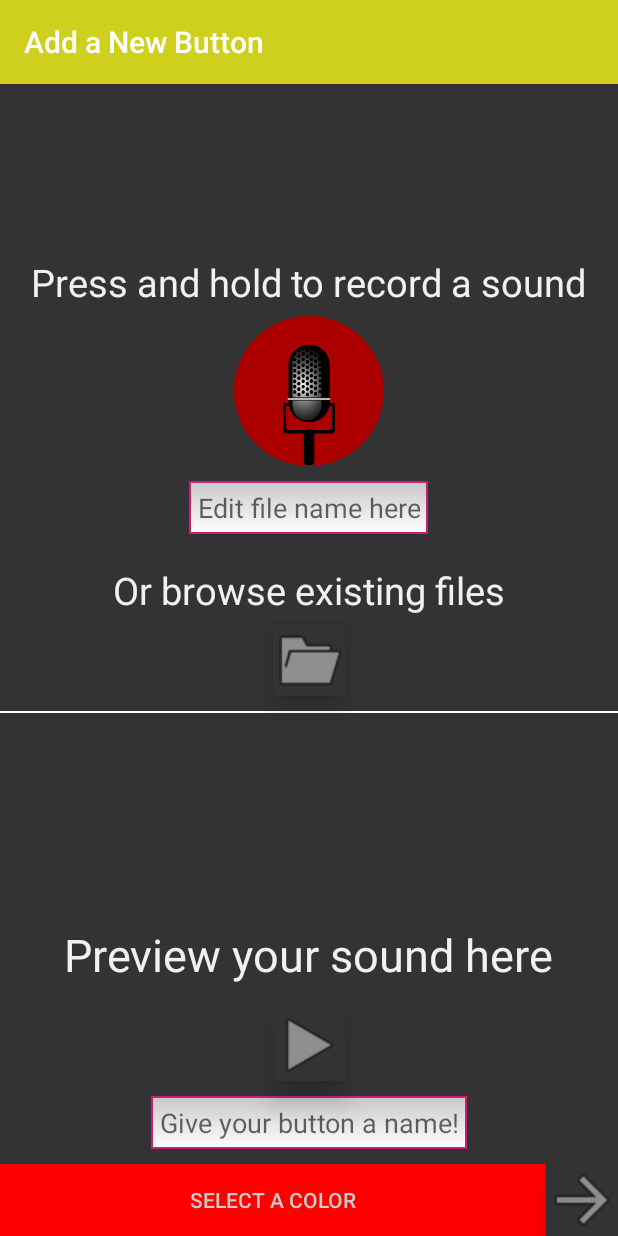
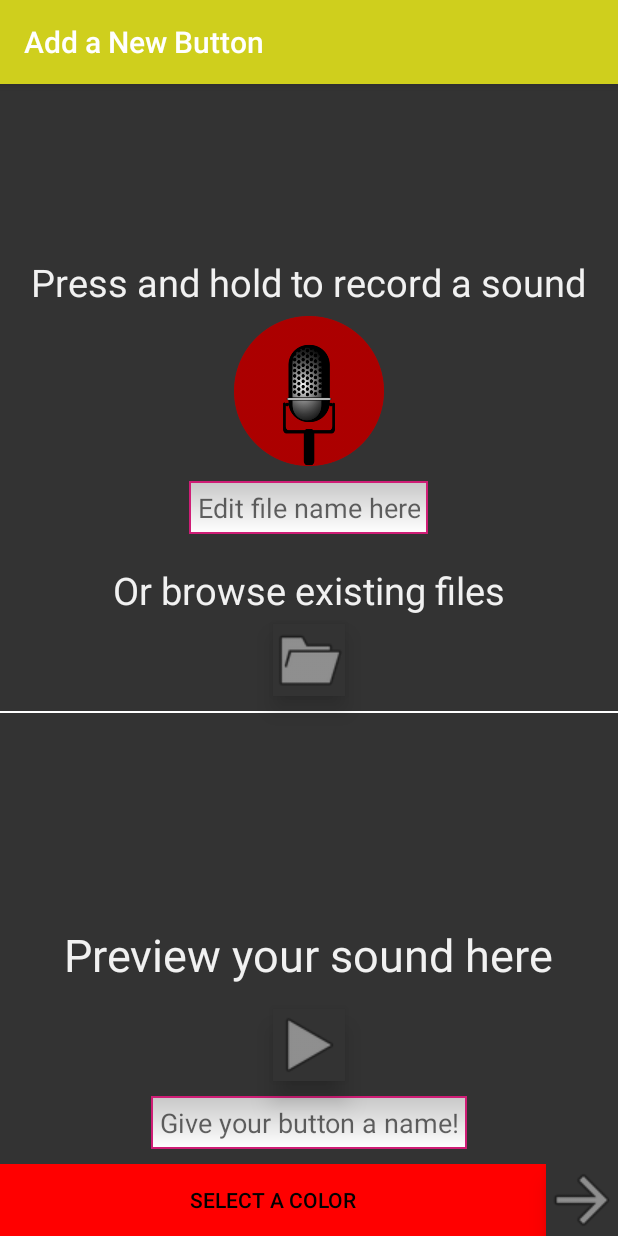
Before and after one commit to Ostinyo/Soundboard, an Android app: the screen it shows after launch (NewButtonActivity), after a tap on "Add a New Button", on a phone screen of 412 x 824 dp. Run offline under Robolectric (Android 15) with nearby library versions, the phone set to English and light mode, and no system bars; libraries missing offline, so code that uses them is left out: org.xdty.preference.

Commit message:
Bug fixes

```diff
--- a/app/src/main/java/edu/ucsb/cs185/austintisor/soundboard/ImageAdapter.java
+++ b/app/src/main/java/edu/ucsb/cs185/austintisor/soundboard/ImageAdapter.java
@@ -163,5 +163,6 @@ public class ImageAdapter extends BaseAdapter {
         buttonUris.set(position, uri);
         buttonNames.set(position, name);
         buttonColors.set(position, color);
+        notifyDataSetChanged();
     }
 }
--- a/app/src/main/java/edu/ucsb/cs185/austintisor/soundboard/NewButtonActivity.java
+++ b/app/src/main/java/edu/ucsb/cs185/austintisor/soundboard/NewButtonActivity.java
@@ -57,7 +57,7 @@ public class NewButtonActivity extends AppCompatActivity {
     private ImageButton mDoneButton;
     private Button mColorSelectButton;
 
-    private EditText mFilenameText;
+    private EditText mFilenameText, mNameText;
 
     private static final String LOG_TAG = "NewButtonActivity";
     private static final int TINT_COLOR = Color.argb(120, 0, 0, 255);
@@ -92,6 +92,11 @@ public class NewButtonActivity extends AppCompatActivity {
         mColorSelectButton.setBackgroundColor(mColor);
 
         mFilenameText = (EditText)findViewById(R.id.filename_text);
+        mNameText = (EditText)findViewById(R.id.name_text);
+
+        // Apply values for editing
+        setNameText(mName);
+        if(mFilename != null || mFileUri != null) activatePlay();
     }
 
     @Override
@@ -249,6 +254,10 @@ public class NewButtonActivity extends AppCompatActivity {
         mFilenameText.setText(path.substring(path.lastIndexOf(File.separator) + 1));
     }
 
+    private void setNameText(String name) {
+        mNameText.setText(name);
+    }
+
     private void activatePlay() {
         mPlayButton.setEnabled(true);
         mPlayButton.setColorFilter(PLAY_TINT, PorterDuff.Mode.MULTIPLY);
@@ -282,7 +291,7 @@ public class NewButtonActivity extends AppCompatActivity {
 
     //Credit: https://github.com/xdtianyu/ColorPicker
     public void selectColor(View view) {
-        int[] colorArray = {getResources().getColor(R.color.default1), getResources().getColor(R.color.default2), getResources().getColor(R.color.default3), getResources().getColor(R.color.default4), getResources().getColor(R.color.default5), getResources().getColor(R.color.default6), getResources().getColor(R.color.default7), getResources().getColor(R.color.default8), getResources().getColor(R.color.default9), getResources().getColor(R.color.default10)};
+        int[] colorArray = {getResources().getColor(R.color.default1), getResources().getColor(R.color.default2), getResources().getColor(R.color.default3), getResources().getColor(R.color.default4), getResources().getColor(R.color.default5), getResources().getColor(R.color.default6), getResources().getColor(R.color.default7), getResources().getColor(R.color.default8), getResources().getColor(R.color.default9), getResources().getColor(R.color.default10), getResources().getColor(R.color.default11), getResources().getColor(R.color.default12), getResources().getColor(R.color.default13), getResources().getColor(R.color.default14), getResources().getColor(R.color.default15), getResources().getColor(R.color.default16)};
         ColorPickerDialog colors = ColorPickerDialog.newInstance(R.string.color_picker,
                 colorArray,
                 mColor,
--- a/app/src/main/res/layout/activity_new_button.xml
+++ b/app/src/main/res/layout/activity_new_button.xml
@@ -132,7 +132,7 @@
                 android:text="@string/button_color_select_text"
                 android:id="@+id/button_color_select"
                 android:onClick="selectColor"
-                android:textColor="@color/colorHint"
+                android:textColor="@color/textSecondary"
                 android:layout_weight="1"
                 android:elevation="10dp"/>
 
--- a/app/src/main/res/values/colors.xml
+++ b/app/src/main/res/values/colors.xml
@@ -9,6 +9,7 @@
     <color name="colorTintBackground">#E6E6E6</color>
 
     <color name="textPrimary">#f1f1f1</color>
+    <color name="textSecondary">#010101</color>
 
     <color name="default1">#3C25CF</color>
     <color name="default2">#D9230F</color>
@@ -24,4 +25,6 @@
     <color name="default12">#F5F58C</color>
     <color name="default13">#A3711A</color>
     <color name="default14">#DDDDDD</color>
+    <color name="default15">#FF6969</color>
+    <color name="default16">#878FFF</color>
 </resources>
```
Also changed, not shown: app/src/main/java/edu/ucsb/cs185/austintisor/soundboard/MainActivity.java (+4 -4 lines).
